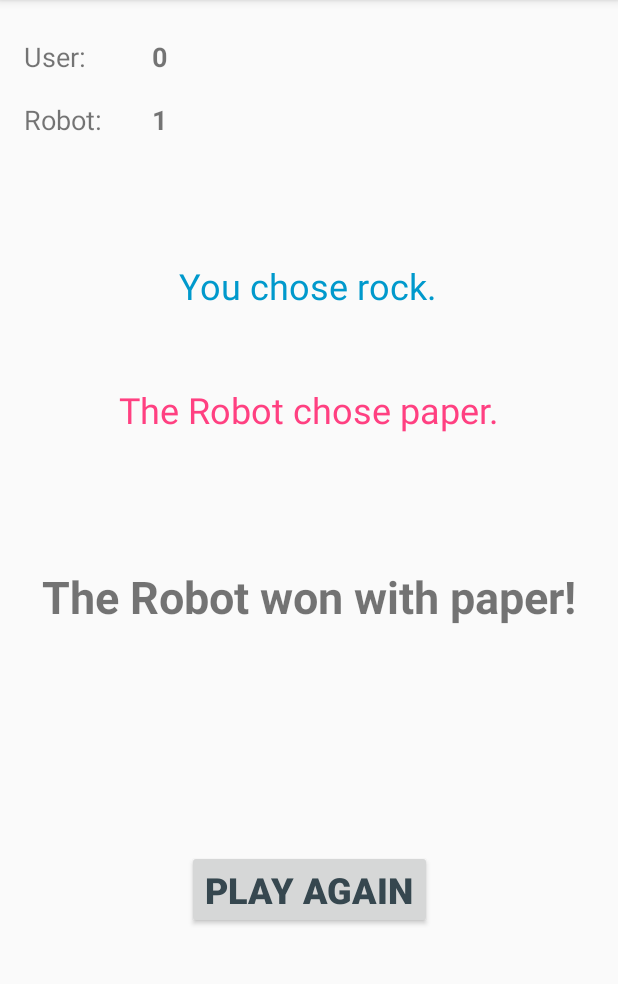
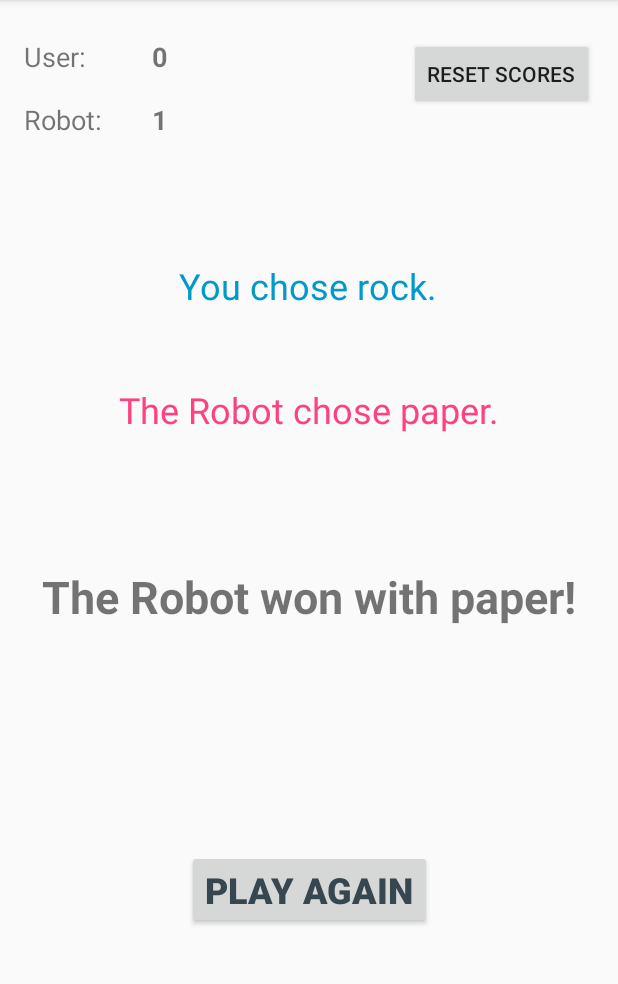
Before and after one commit to ClareBee/rock_paper_scissors_app, an Android app: the MainActivity screen opened directly, with no data from a screen before it, after a tap on "Rock image", on a phone screen of 412 x 824 dp, the part 84-1068 px from its top. Run offline under Robolectric (Android 15) with nearby library versions, the phone set to English and light mode, and no system bars.

Commit message:
Adds reset scores functionality

```diff
--- a/app/src/main/java/com/example/peter/rockpaperscissors/Game.java
+++ b/app/src/main/java/com/example/peter/rockpaperscissors/Game.java
@@ -9,7 +9,7 @@ import java.util.Random;
 
 public class Game {
 
-//    private static Game INSTANCE = new Game();
+    private static Game INSTANCE = new Game();
 
     private String gameName;
     private ArrayList<Hand> hands;
@@ -77,12 +77,19 @@ public class Game {
         this.aiHand = getHandByIndex(generateRandom());
     }
 
+    public void setUserWins(Integer userWins) {
+        this.userWins = userWins;
+    }
+
+    public void setAiWins(Integer aiWins) {
+        this.aiWins = aiWins;
+    }
 
     // other behaviour
 
-//    public static Game getInstance() {
-//        return INSTANCE;
-//    }
+    public static Game getInstance() {
+        return INSTANCE;
+    }
 
     public void generateHands(){
         for (Hand hand : Hand.values()){
@@ -111,6 +118,9 @@ public class Game {
     }
 
     public String play(Hand userHand){
+        // ensure gameWon resets to false when a game is started in app
+        this.gameWon = false;
+
         // set hands
         setUserHand(userHand);
         setAiHand();
--- a/app/src/main/java/com/example/peter/rockpaperscissors/MainActivity.java
+++ b/app/src/main/java/com/example/peter/rockpaperscissors/MainActivity.java
@@ -15,6 +15,17 @@ public class MainActivity extends AppCompatActivity {
     protected void onCreate(Bundle savedInstanceState) {
         super.onCreate(savedInstanceState);
         setContentView(R.layout.activity_main);
+
+        Intent mainActivityIntent = getIntent();
+        Bundle extras = mainActivityIntent.getExtras();
+
+        if (mainActivityIntent.hasExtra("resetScores")){
+            String resetScoresValue = extras.getString("resetScores");
+            if (resetScoresValue.equals("true")){
+                resetScores();
+            }
+        }
+
     }
 
     public void rockBtnOnClick(View button){
@@ -36,9 +47,7 @@ public class MainActivity extends AppCompatActivity {
         Intent resultActivityIntent = new Intent(this, ResultActivity.class);
 
         // get Game instance (singleton)
-        Game rpsGame = new Game();
-//        Game rpsGame = Game.getInstance();
-//        Log.d("Main Activity", "Got singleton instance");
+        Game rpsGame = Game.getInstance();
 
         String gameResult = rpsGame.play(userHand);
 
@@ -51,4 +60,12 @@ public class MainActivity extends AppCompatActivity {
         startActivity(resultActivityIntent);
     }
 
+    public void resetScores(){
+        // get Game instance (singleton)
+        Game rpsGame = Game.getInstance();
+
+        rpsGame.setUserWins(0);
+        rpsGame.setAiWins(0);
+    }
+
 }
--- a/app/src/main/res/layout/activity_result.xml
+++ b/app/src/main/res/layout/activity_result.xml
@@ -116,4 +116,15 @@
         app:layout_constraintTop_toTopOf="@+id/ai_name_text"
         tools:text="aiScore" />
 
+    <Button
+        android:id="@+id/reset_scores_btn"
+        android:layout_width="wrap_content"
+        android:layout_height="wrap_content"
+        android:layout_marginEnd="16dp"
+        android:layout_marginTop="25dp"
+        android:onClick="resetScoresBtnOnClick"
+        android:text="@string/reset_scores"
+        app:layout_constraintRight_toRightOf="parent"
+        app:layout_constraintTop_toTopOf="parent" />
+
 </android.support.constraint.ConstraintLayout>
--- a/app/src/main/res/values/strings.xml
+++ b/app/src/main/res/values/strings.xml
@@ -13,4 +13,5 @@
     <string name="user">User:</string>
     <string name="robot">Robot:</string>
     <string name="game_rules">Game rules</string>
+    <string name="reset_scores">Reset Scores</string>
 </resources>
```
Also changed, not shown: app/src/main/java/com/example/peter/rockpaperscissors/ResultActivity.java (+17 -0 lines).
